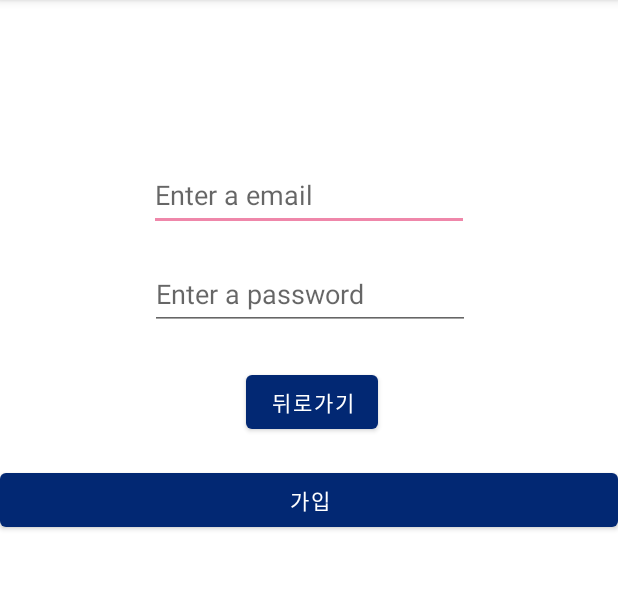
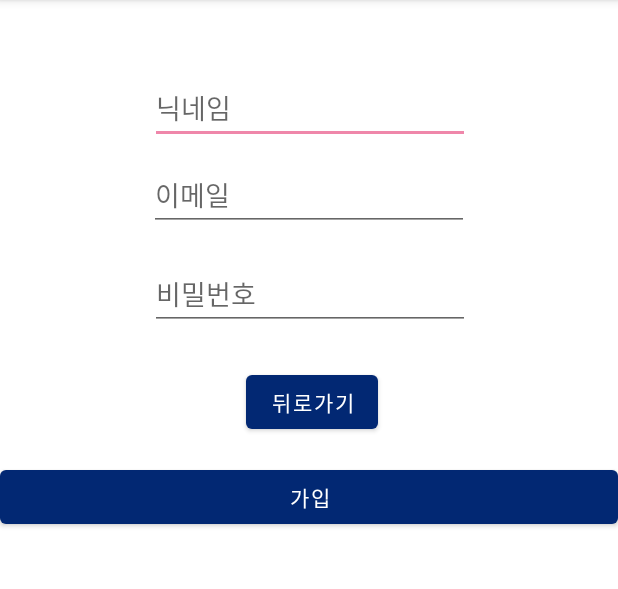
Before and after one commit to WiFros/Alcoholic, an Android app: the RegisterActivity screen opened directly, with no data from a screen before it, on a phone screen of 412 x 824 dp, the part 84-673 px from its top. Run offline under Robolectric (Android 15) with nearby library versions, the phone set to English and light mode, and no system bars; our stand-ins replace Firebase (no records; nobody signed in at launch, a user with empty details on screens opened directly).

Commit message:
Register add nickname
회원가입에 닉네임 기능 추가
사유 : 게시글 데이터에 필요함

```diff
--- a/Alcoholics/app/src/main/java/com/hanul/alcoholic/Registe/LoginActivity.java
+++ b/Alcoholics/app/src/main/java/com/hanul/alcoholic/Registe/LoginActivity.java
@@ -33,6 +33,7 @@ public class LoginActivity extends AppCompatActivity {
         mDatabaseRef = FirebaseDatabase.getInstance().getReference("alcoholic");
         mEtMail = findViewById(R.id.et_email);
         mEtpwd = findViewById(R.id.et_pwd);
+
 
         Button btn_login = findViewById(R.id.btn_login);
         btn_login.setOnClickListener(new View.OnClickListener() {
--- a/Alcoholics/app/src/main/java/com/hanul/alcoholic/Registe/RegisterActivity.java
+++ b/Alcoholics/app/src/main/java/com/hanul/alcoholic/Registe/RegisterActivity.java
@@ -22,9 +22,10 @@ import com.hanul.alcoholic.R;
 public class RegisterActivity extends AppCompatActivity {
     private FirebaseAuth mFirebaseAuth; // 파이어베이스 인증
     private DatabaseReference mDatabaseRef; // 실시간 데이터 베이스
-    private EditText mEtMail, mEtpwd; // 회원가입 입력 필드
+    private EditText mEtMail, mEtpwd,mNickname; // 회원가입 입력 필드
     private Button mBtmRegister; // 회원가입 버튼
     private Button btnBackRegi; // 뒤로가기 버튼
+
     @Override
     protected void onCreate(Bundle savedInstanceState) {
         super.onCreate(savedInstanceState);
@@ -36,6 +37,7 @@ public class RegisterActivity extends AppCompatActivity {
         mEtMail = findViewById(R.id.et_email);
         mEtpwd = findViewById(R.id.et_pwd);
         mBtmRegister = findViewById(R.id.btn_register);
+        mNickname = findViewById(R.id.et_name);
 
         mBtmRegister.setOnClickListener(new View.OnClickListener() {
             @Override
@@ -43,6 +45,7 @@ public class RegisterActivity extends AppCompatActivity {
                 // 회원가입 처리 시작
                 String strEmail = mEtMail.getText().toString();
                 String strPwd = mEtpwd.getText().toString();
+                String strName = mNickname.getText().toString();
 
                 //firebase auth 실행
 
@@ -56,6 +59,7 @@ public class RegisterActivity extends AppCompatActivity {
                             account.setIdToken(firebaseUser.getUid());
                             account.setEmailID(firebaseUser.getEmail());
                             account.setPassword(strPwd);
+                            account.setNickName(strName);
 
                             mDatabaseRef.child("USerAccount").child(firebaseUser.getUid()).setValue(account);
 
--- a/Alcoholics/app/src/main/java/com/hanul/alcoholic/Registe/UserAccount.java
+++ b/Alcoholics/app/src/main/java/com/hanul/alcoholic/Registe/UserAccount.java
@@ -4,11 +4,16 @@ package com.hanul.alcoholic.Registe;
  *  사용자 계정 정보 모델 클래스
  */
 public class UserAccount {
+    private String nickName; // 닉네임
     private String idToken; //firebase Uid (고유 토큰 번호)
     private String emailID; // 이메일 아이디
     private String password; // 비밀번호
 
     public UserAccount() { }
+
+    public String getNickName(){return  nickName;}
+
+    public void setNickName(String nickName){ this.nickName = nickName;}
 
     public String getIdToken() { return idToken; }
 
--- a/Alcoholics/app/src/main/res/layout/activity_register.xml
+++ b/Alcoholics/app/src/main/res/layout/activity_register.xml
@@ -7,12 +7,27 @@
     tools:context=".Registe.RegisterActivity">
 
     <EditText
+        android:id="@+id/et_name"
+        android:layout_width="wrap_content"
+        android:layout_height="wrap_content"
+        android:layout_marginTop="48dp"
+        android:ems="10"
+        android:hint="닉네임"
+        android:inputType="textEmailAddress"
+        android:minHeight="48dp"
+        app:layout_constraintEnd_toEndOf="parent"
+        app:layout_constraintHorizontal_bias="0.502"
+        app:layout_constraintStart_toStartOf="parent"
+        app:layout_constraintTop_toTopOf="parent"
+        tools:ignore="SpeakableTextPresentCheck" />
+
+    <EditText
         android:id="@+id/et_email"
         android:layout_width="wrap_content"
         android:layout_height="wrap_content"
         android:layout_marginTop="106dp"
         android:ems="10"
-        android:hint="Enter a email"
+        android:hint="이메일"
         android:inputType="textEmailAddress"
         android:minHeight="48dp"
         app:layout_constraintEnd_toEndOf="parent"
@@ -26,7 +41,7 @@
         android:layout_height="wrap_content"
         android:layout_marginTop="172dp"
         android:ems="10"
-        android:hint="Enter a password"
+        android:hint="비밀번호"
 
         android:inputType="textPassword"
         android:minHeight="48dp"
@@ -40,11 +55,12 @@
         android:id="@+id/btn_register"
         android:layout_width="0dp"
         android:layout_height="wrap_content"
-        android:layout_marginTop="89dp"
+        android:layout_marginTop="15dp"
         android:text="가입"
         app:layout_constraintEnd_toEndOf="parent"
+        app:layout_constraintHorizontal_bias="1.0"
         app:layout_constraintStart_toStartOf="parent"
-        app:layout_constraintTop_toBottomOf="@+id/et_pwd" />
+        app:layout_constraintTop_toBottomOf="@+id/btn_back_reg" />
 
     <Button
         android:id="@+id/btn_back_reg"
@@ -54,5 +70,7 @@
         android:layout_marginEnd="160dp"
         android:text="뒤로가기"
         app:layout_constraintEnd_toEndOf="parent"
-        app:layout_constraintTop_toTopOf="parent" />
+        app:layout_constraintTop_toTopOf="parent"
+        app:layout_constraintTop_toBottomOf="@+id/et_pwd"
+        />
 </androidx.constraintlayout.widget.ConstraintLayout>
```
Also changed, not shown: Alcoholics/app/src/main/AndroidManifest.xml (+6 -6 lines), Alcoholics/app/src/main/java/com/hanul/alcoholic/Community_main.java (+18 -1 lines), Alcoholics/app/src/main/java/com/hanul/alcoholic/Community_writing.java (+25 -1 lines), Alcoholics/app/src/main/res/layout/activity_login.xml (+5 -4 lines).
